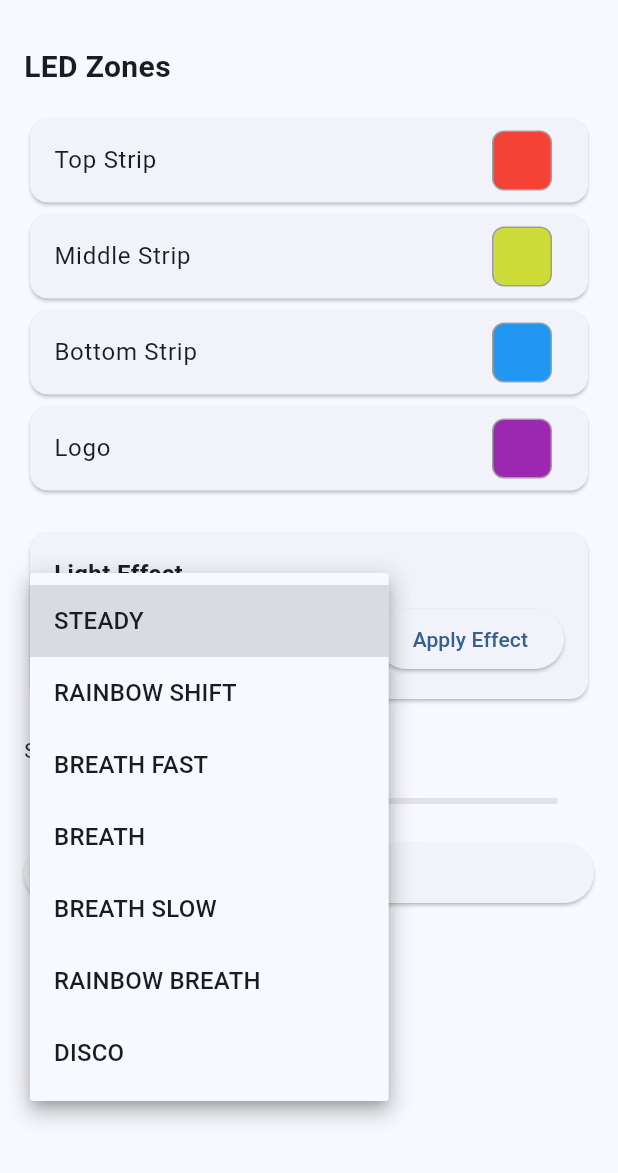
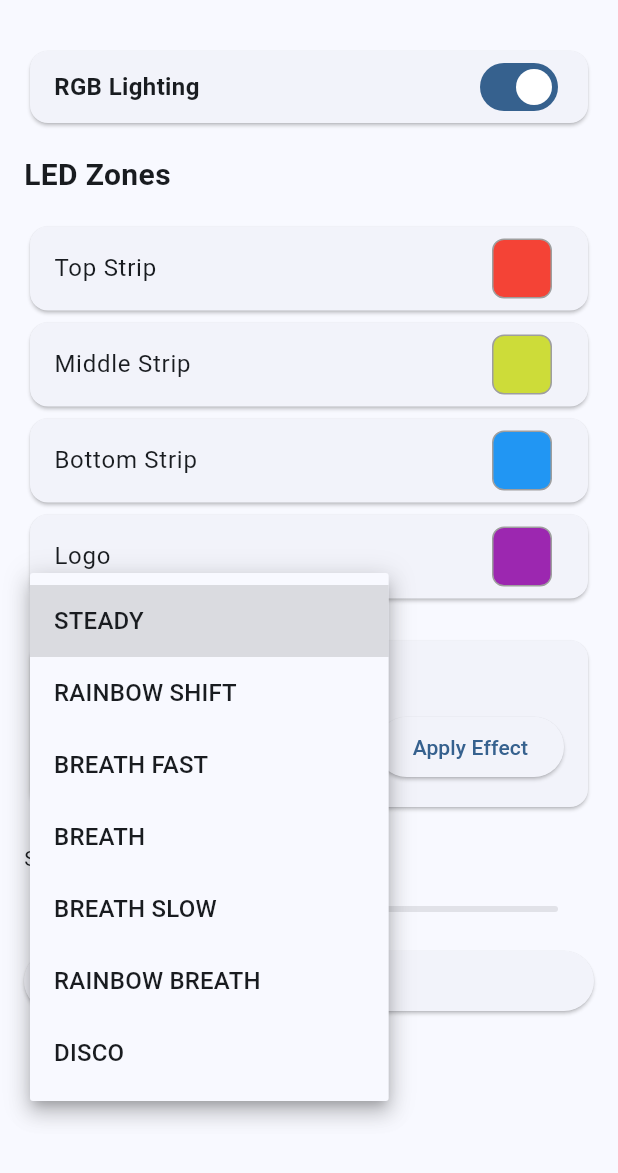
Before and after one commit to polydezcom/RivalTune, a Flutter app: the screen it shows after launch, after a tap on "STEADY", on a phone screen of 412 x 824 dp, the part 63-1236 px from its top. Run offline on Flutter 3.47's test engine with Material 3 defaults, Android fonts, the light colour scheme and no system bars; our stand-ins replace flutter_colorpicker; missing offline and left inert: process_run, window_size.

Commit message:
UI improvements + optimisation to RGB on/off

```diff
--- a/rivaltune/lib/main.dart
+++ b/rivaltune/lib/main.dart
@@ -1,8 +1,18 @@
 import 'package:flutter/material.dart';
 import 'package:process_run/shell.dart';
 import 'package:flutter_colorpicker/flutter_colorpicker.dart';
+import 'package:window_size/window_size.dart';
+import 'dart:io';
 
 void main() {
+  WidgetsFlutterBinding.ensureInitialized();
+
+  if (Platform.isLinux || Platform.isMacOS || Platform.isWindows) {
+    setWindowMinSize(const Size(300, 400));
+    setWindowFrame(const Rect.fromLTWH(0, 0, 650, 750));
+    setWindowTitle('SteelSeries Configurator');
+  }
+
   runApp(const MyApp());
 }
 
@@ -12,6 +22,7 @@ class MyApp extends StatelessWidget {
   @override
   Widget build(BuildContext context) {
     return MaterialApp(
+      debugShowCheckedModeBanner: false,
       title: 'SteelSeries Configurator',
       theme: ThemeData(
         colorScheme: ColorScheme.fromSeed(seedColor: Colors.blue),
@@ -58,6 +69,9 @@ class _HomePageState extends State<HomePage> {
   Color _pendingBottomColor = Colors.blue;
   Color _pendingLogoColor = Colors.purple;
   String _pendingEffect = 'steady';
+
+  // Add this with the other state variables
+  bool _isRgbEnabled = true;
 
   Future<void> _applyZoneColor(int zone, Color color) async {
     final String hexColor = color.value.toRadixString(16).substring(2).padLeft(6, '0');
@@ -163,14 +177,75 @@ class _HomePageState extends State<HomePage> {
     }
   }
 
+  Future<void> _toggleRgb(bool enabled) async {
+    try {
+      if (enabled) {
+        // Turn on - restore all saved colors in a single command
+        final command = 'rivalcfg '
+            '--strip-top-color ${_colorToHex(_pendingTopColor)} '
+            '--strip-middle-color ${_colorToHex(_pendingMiddleColor)} '
+            '--strip-bottom-color ${_colorToHex(_pendingBottomColor)} '
+            '--logo-color ${_colorToHex(_pendingLogoColor)} '
+            '-e $_pendingEffect';
+        await _shell.run(command);
+      } else {
+        // Turn off - set all zones to black in a single command
+        const command = 'rivalcfg '
+            '--strip-top-color 000000 '
+            '--strip-middle-color 000000 '
+            '--strip-bottom-color 000000 '
+            '--logo-color 000000';
+        await _shell.run(command);
+      }
+      setState(() {
+        _isRgbEnabled = enabled;
+      });
+    } catch (e) {
+      print('Error executing command: $e');
+    }
+  }
+
+  String _colorToHex(Color color) {
+    return color.value.toRadixString(16).substring(2).padLeft(6, '0');
+  }
+
   @override
   Widget build(BuildContext context) {
     return Scaffold(
       appBar: AppBar(
         title: const Text('SteelSeries Configurator'),
       ),
-      body: Padding(
+      body: SingleChildScrollView(
+        child: Padding(
           padding: const EdgeInsets.all(16.0),
+          child: Column(
+            crossAxisAlignment: CrossAxisAlignment.stretch,
+            children: [
+              Card(
+                child: Padding(
+                  padding: const EdgeInsets.symmetric(horizontal: 16.0),
+                  child: Row(
+                    mainAxisAlignment: MainAxisAlignment.spaceBetween,
+                    children: [
+                      const Text(
+                        'RGB Lighting',
+                        style: TextStyle(fontSize: 16, fontWeight: FontWeight.bold),
+                      ),
+                      Switch(
+                        value: _isRgbEnabled,
+                        onChanged: _toggleRgb,
+                      ),
+                    ],
+                  ),
+                ),
+              ),
+              const SizedBox(height: 16),
+
+              // Wrap the LED zones and effects in an Opacity widget
+              Opacity(
+                opacity: _isRgbEnabled ? 1.0 : 0.5,
+                child: IgnorePointer(
+                  ignoring: !_isRgbEnabled,
                   child: Column(
                     crossAxisAlignment: CrossAxisAlignment.stretch,
                     children: [
@@ -223,7 +298,12 @@ class _HomePageState extends State<HomePage> {
                           ),
                         ),
                       ),
+                    ],
+                  ),
+                ),
+              ),
 
+              // Keep the sensitivity controls outside the Opacity widget
               const SizedBox(height: 20),
               Text('Sensitivity: $_pendingSensitivity DPI'),
               Slider(
@@ -243,6 +323,7 @@ class _HomePageState extends State<HomePage> {
                 child: const Text('Apply Sensitivity'),
               ),
             ],
+          ),
         ),
       ),
     );
--- a/rivaltune/pubspec.yaml
+++ b/rivaltune/pubspec.yaml
@@ -32,6 +32,11 @@ dependencies:
     sdk: flutter
   process_run: ^0.14.2
   flutter_colorpicker: ^1.0.3
+  window_size:
+    git:
+      url: https://github.com/google/flutter-desktop-embedding.git
+      path: plugins/window_size
+      ref: 6c66ad23ee79749f30a8eece542cf54eaf157ed8
 
   # The following adds the Cupertino Icons font to your application.
   # Use with the CupertinoIcons class for iOS style icons.
```
Also changed, not shown: rivaltune/pubspec.lock, 5 other files. Lines whose indentation alone changed are shown as unchanged.
